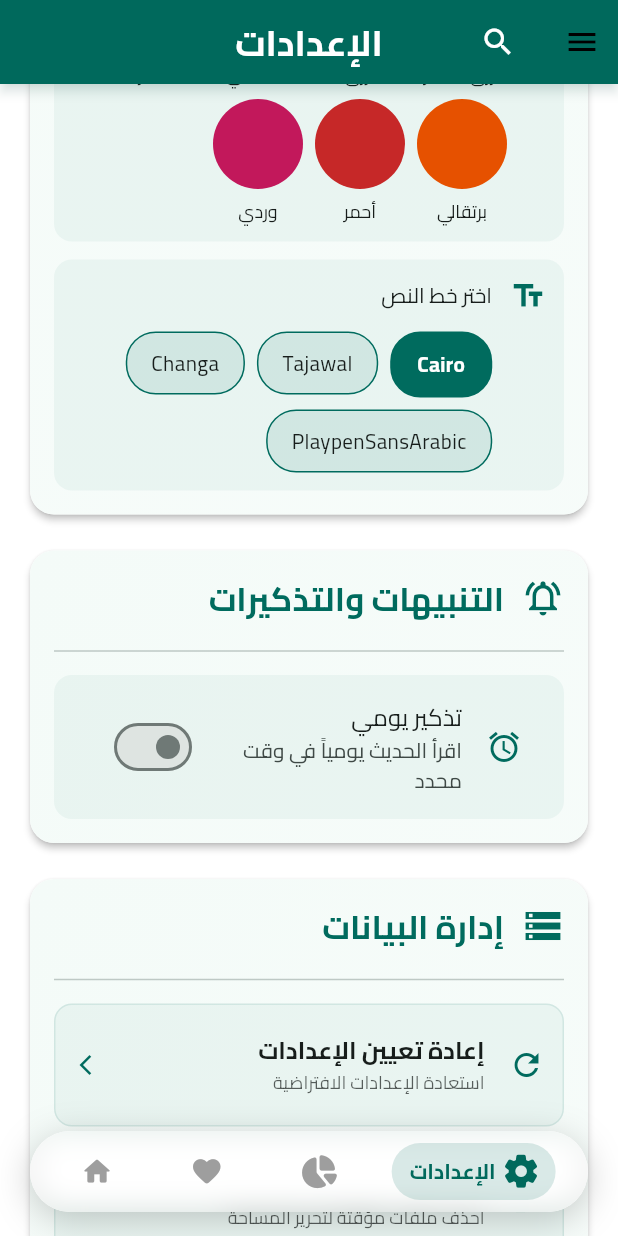
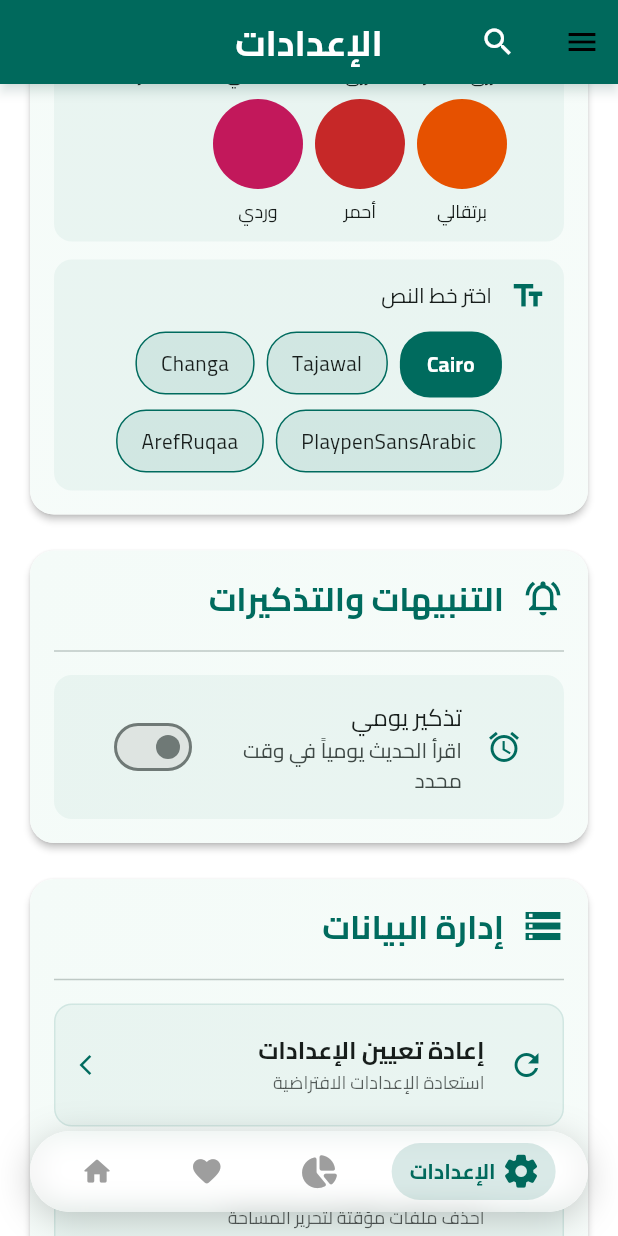
Before and after one commit to soghayarmahmoud/buck, a Flutter app: the screen it shows after launch, item 4 of the bottom bar chosen, scrolled down 576 dp, on a phone screen of 412 x 824 dp. Run offline on Flutter 3.47's test engine with Material 3 defaults, Android fonts, the phone set to English and light mode, and no system bars; our stand-ins replace flutter_local_notifications, font_awesome_flutter, permission_handler, share_plus, shared_preferences, sqflite and 3 more; missing offline and left inert: workmanager; accounts and stored records are empty.

Commit message:
Add a new font

```diff
--- a/lib/pages/settings.dart
+++ b/lib/pages/settings.dart
@@ -409,6 +409,12 @@ class _SettingsPageState extends State<SettingsPage> {
                             fontFamily: 'playpen',
                             themeProvider: themeProvider,
                           ),
+                          _buildFontOption(
+                            context,
+                            label: 'ArefRuqaa',
+                            fontFamily: 'arefruqaa',
+                            themeProvider: themeProvider,
+                          ),
                         ],
                       ),
                     ],
@@ -615,7 +621,6 @@ class _SettingsPageState extends State<SettingsPage> {
                 Row(
                   mainAxisAlignment: MainAxisAlignment.spaceEvenly,
                   children: [
-
                     _buildSocialButton(
                       FontAwesomeIcons.whatsapp,
                       () => _launchUrl('https://wa.me/+201019593092'),
--- a/lib/themes/theme_provider.dart
+++ b/lib/themes/theme_provider.dart
@@ -13,7 +13,8 @@ class ThemeProvider extends ChangeNotifier {
       'teal'; // teal, blue, purple, green, orange, red, pink
 
   // Font customization
-  String _selectedFontFamily = 'cairo'; // cairo, tajawal, changa, droid, system
+  String _selectedFontFamily =
+      'cairo'; // cairo, tajawal, changa, playpen, arefruqaa, system
 
   bool _isBold = false;
   bool _isItalic = false;
@@ -142,6 +143,8 @@ class ThemeProvider extends ChangeNotifier {
         return const TextStyle(fontFamily: 'Changa');
       case 'playpen':
         return const TextStyle(fontFamily: 'PlaypenSansArabic');
+      case 'arefruqaa':
+        return const TextStyle(fontFamily: 'ArefRuqaa');
       case 'cairo':
       default:
         return const TextStyle(fontFamily: 'Cairo');
--- a/pubspec.yaml
+++ b/pubspec.yaml
@@ -101,6 +101,11 @@ flutter:
         - asset: assets/fonts/PlaypenSansArabic-Regular.ttf
         - asset: assets/fonts/PlaypenSansArabic-Bold.ttf
           weight: 700
+    - family: ArefRuqaa
+      fonts:
+        - asset: assets/fonts/ArefRuqaa-Regular.ttf
+        - asset: assets/fonts/ArefRuqaa-Bold.ttf
+          weight: 700
   #
   # For details regarding fonts from package dependencies,
   # see https://flutter.dev/to/font-from-package
```
Also changed, not shown: 3 other files.
